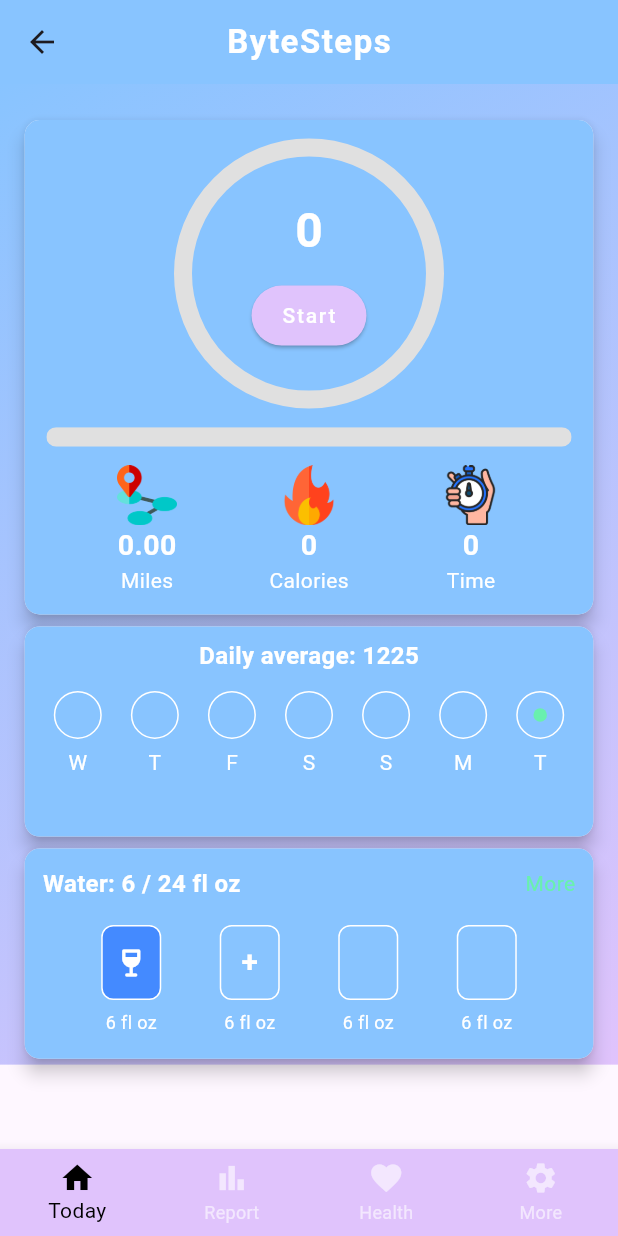
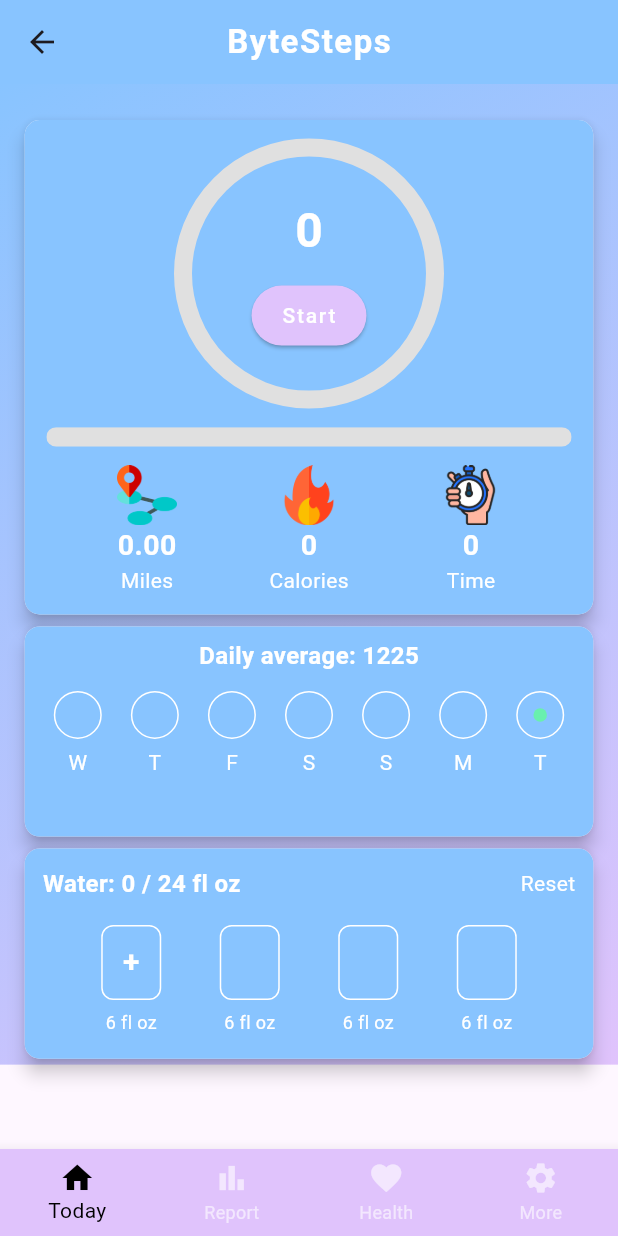
Before and after one commit to arc-662/bytesteps, a Flutter app: the Dashboard screen opened by its route, on a phone screen of 412 x 824 dp. Run offline on Flutter 3.47's test engine with Material 3 defaults, Android fonts, the light colour scheme and no system bars; our stand-ins replace get, hive, hive_flutter, pedometer, permission_handler; accounts and stored records are empty.

Commit message:
added water card

```diff
--- a/lib/main.dart
+++ b/lib/main.dart
@@ -9,6 +9,7 @@ void main() async {
   WidgetsFlutterBinding.ensureInitialized();
   await Hive.initFlutter();
   await Hive.openBox('userBox');
+  await Hive.openBox('dailyAvg');
 
   // Check if user has already filled info
   final box = Hive.box('userBox');
--- a/lib/screens/dashboard.dart
+++ b/lib/screens/dashboard.dart
@@ -1,5 +1,4 @@
 import 'package:bytesteps/screens/health_screen.dart';
-import 'package:bytesteps/screens/report_screen.dart';
 import 'package:bytesteps/screens/setting_screen.dart';
 import 'package:bytesteps/screens/home_screen.dart';
 import 'package:bytesteps/screens/test_report.dart';
--- a/lib/screens/report_screen.dart
+++ b/lib/screens/report_screen.dart
@@ -1,4 +1,3 @@
-import 'package:fl_chart/fl_chart.dart';
 import 'package:flutter/material.dart';
 import 'package:get/get.dart';
 import 'package:bytesteps/controller.dart';
--- a/lib/screens/water_card.dart
+++ b/lib/screens/water_card.dart
@@ -1,7 +1,16 @@
 import 'package:flutter/material.dart';
 
-class WaterTrackerCard extends StatelessWidget {
+class WaterTrackerCard extends StatefulWidget {
   const WaterTrackerCard({super.key});
+
+  @override
+  State<WaterTrackerCard> createState() => _WaterTrackerCardState();
+}
+
+class _WaterTrackerCardState extends State<WaterTrackerCard> {
+  int filledGlasses = 0;
+  final int totalGlasses = 4;
+  final int glassVolume = 6; // in fl oz
 
   @override
   Widget build(BuildContext context) {
@@ -22,17 +31,25 @@ class WaterTrackerCard extends StatelessWidget {
             // Top row (Water + More)
             Row(
               mainAxisAlignment: MainAxisAlignment.spaceBetween,
-              children: const [
+              children: [
                 Text(
-                  'Water: 6 / 24 fl oz',
-                  style: TextStyle(
+                  'Water: ${filledGlasses * glassVolume} / ${totalGlasses * glassVolume} fl oz',
+                  style: const TextStyle(
                     color: Colors.white,
                     fontSize: 16,
-                      fontWeight: FontWeight.bold),
+                    fontWeight: FontWeight.bold,
                   ),
-                Text(
-                  'More',
-                  style: TextStyle(color: Colors.greenAccent, fontSize: 14),
+                ),
+                InkWell(
+                  onTap: () => {
+                    setState(() {
+                      filledGlasses = 0;
+                    })
+                  },
+                  child: const Text(
+                    'Reset',
+                    style: TextStyle(color: Colors.white, fontSize: 14),
+                  ),
                 ),
               ],
             ),
@@ -40,8 +57,8 @@ class WaterTrackerCard extends StatelessWidget {
             // Glasses row
             Row(
               mainAxisAlignment: MainAxisAlignment.spaceEvenly,
-              children: List.generate(4, (index) {
-                if (index == 0) {
+              children: List.generate(totalGlasses, (index) {
+                if (index < filledGlasses) {
                   // Filled glass
                   return Column(
                     children: [
@@ -53,17 +70,32 @@ class WaterTrackerCard extends StatelessWidget {
                           borderRadius: BorderRadius.circular(8),
                           border: Border.all(color: Colors.white),
                         ),
-                        child:
-                            Icon(Icons.wine_bar_rounded, color: Colors.white),
+                        child: const Icon(
+                          Icons.wine_bar_rounded,
+                          color: Colors.white,
+                        ),
                       ),
                       const SizedBox(height: 6),
-                      const Text('6 fl oz',
-                          style: TextStyle(color: Colors.white, fontSize: 12)),
+                      Text(
+                        '$glassVolume fl oz',
+                        style: const TextStyle(
+                          color: Colors.white,
+                          fontSize: 12,
+                        ),
+                      ),
                     ],
                   );
-                } else if (index == 1) {
+                } else if (index == filledGlasses) {
                   // Plus glass
-                  return Column(
+                  return GestureDetector(
+                    onTap: () {
+                      if (filledGlasses < totalGlasses) {
+                        setState(() {
+                          filledGlasses++;
+                        });
+                      }
+                    },
+                    child: Column(
                       children: [
                         Container(
                           width: 40,
@@ -78,14 +110,21 @@ class WaterTrackerCard extends StatelessWidget {
                               style: TextStyle(
                                 color: Colors.white,
                                 fontSize: 20,
-                                fontWeight: FontWeight.bold),
+                                fontWeight: FontWeight.bold,
+                              ),
                             ),
                           ),
                         ),
                         const SizedBox(height: 6),
-                      const Text('6 fl oz',
-                          style: TextStyle(color: Colors.white, fontSize: 12)),
+                        Text(
+                          '$glassVolume fl oz',
+                          style: const TextStyle(
+                            color: Colors.white,
+                            fontSize: 12,
+                          ),
+                        ),
                       ],
+                    ),
                   );
                 } else {
                   // Empty glass
@@ -100,8 +139,13 @@ class WaterTrackerCard extends StatelessWidget {
                         ),
                       ),
                       const SizedBox(height: 6),
-                      const Text('6 fl oz',
-                          style: TextStyle(color: Colors.white, fontSize: 12)),
+                      Text(
+                        '$glassVolume fl oz',
+                        style: const TextStyle(
+                          color: Colors.white,
+                          fontSize: 12,
+                        ),
+                      ),
                     ],
                   );
                 }
```
Also changed, not shown: 1 other file. Lines whose indentation alone changed are shown as unchanged.
